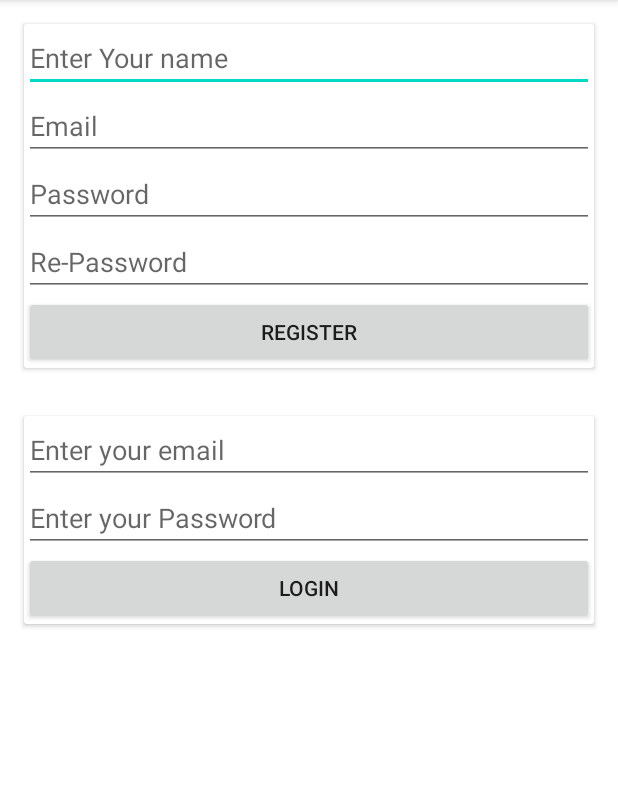
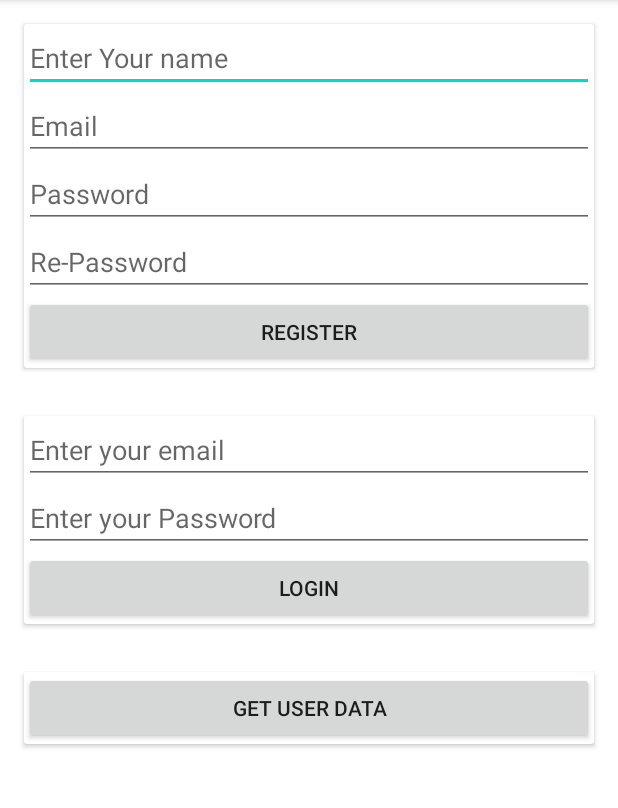
Before and after one commit to ShahryarHejazipour/securityInAndroidApps, an Android app: the LaravelActivity screen opened directly, with no data from a screen before it, on a phone screen of 412 x 824 dp, the part 84-892 px from its top. Run offline under Robolectric (Android 15) with nearby library versions, the phone set to English and light mode, and no system bars; 3 statements that could not run were skipped.

Commit message:
implementing Authenticating user with sending token with @Header with @GET

```diff
--- a/app/src/main/java/com/tispunshahryar960103/securityman/api/IService.java
+++ b/app/src/main/java/com/tispunshahryar960103/securityman/api/IService.java
@@ -9,6 +9,7 @@ import retrofit2.Call;
 import retrofit2.http.Field;
 import retrofit2.http.FormUrlEncoded;
 import retrofit2.http.GET;
+import retrofit2.http.Header;
 import retrofit2.http.POST;
 
 public interface IService {
@@ -33,4 +34,8 @@ public interface IService {
                              @Field("password") String password);
 
 
+    @GET("apilaravel/public/api/user")
+    Call<ResponseBody> user(@Header("Authorization") String auth);
+
+
 }
--- a/app/src/main/java/com/tispunshahryar960103/securityman/ui/webService/laravel/LaravelActivity.java
+++ b/app/src/main/java/com/tispunshahryar960103/securityman/ui/webService/laravel/LaravelActivity.java
@@ -28,8 +28,14 @@ import retrofit2.Response;
 
 public class LaravelActivity extends AppCompatActivity {
 
-    AppCompatEditText edt_name, edt_email, edt_password, edt_repassword, edt_email_login, edt_password_login;
-    AppCompatButton btn_register, btn_login;
+    AppCompatEditText edt_name
+            , edt_email
+            , edt_password
+            , edt_repassword
+            , edt_email_login
+            , edt_password_login
+            ;
+    AppCompatButton btn_register, btn_login,btn_user_data;
     IService iService;
 
     //For saving the token
@@ -49,6 +55,7 @@ public class LaravelActivity extends AppCompatActivity {
         btn_login = findViewById(R.id.btn_login);
         edt_email_login = findViewById(R.id.edt_email_login);
         edt_password_login = findViewById(R.id.edt_password_login);
+        btn_user_data = findViewById(R.id.btn_user_data);
 
         //For saving the token
         myEncryptedSharedPreferences=new MyEncryptedSharedPreferences(this);
@@ -133,6 +140,29 @@ public class LaravelActivity extends AppCompatActivity {
            }
        });
 
+        btn_user_data.setOnClickListener(new View.OnClickListener() {
+            @Override
+            public void onClick(View v) {
+
+                String auth="Bearer "+myEncryptedSharedPreferences.getToken();
+                iService.user(auth).enqueue(new Callback<ResponseBody>() {
+                    @Override
+                    public void onResponse(Call<ResponseBody> call, Response<ResponseBody> response) {
+                        Log.e("", "");
+                    }
+
+                    @Override
+                    public void onFailure(Call<ResponseBody> call, Throwable t) {
+                        Log.e("", "");
+                    }
+                });
+
+
+
+
+            }
+        });
+
 
     }
 }
--- a/app/src/main/res/layout/activity_laravel.xml
+++ b/app/src/main/res/layout/activity_laravel.xml
@@ -1,12 +1,16 @@
 <?xml version="1.0" encoding="utf-8"?>
-<LinearLayout xmlns:android="http://schemas.android.com/apk/res/android"
+<ScrollView xmlns:android="http://schemas.android.com/apk/res/android"
     xmlns:app="http://schemas.android.com/apk/res-auto"
     xmlns:tools="http://schemas.android.com/tools"
     android:layout_width="match_parent"
     android:layout_height="match_parent"
-    android:orientation="vertical"
+
     tools:context=".ui.webService.laravel.LaravelActivity">
 
+    <LinearLayout
+        android:orientation="vertical"
+        android:layout_width="match_parent"
+        android:layout_height="wrap_content">
         <androidx.cardview.widget.CardView
             android:elevation="@dimen/elevation_8"
             android:layout_margin="@dimen/margin_16"
@@ -86,9 +90,33 @@
 
 
         </androidx.cardview.widget.CardView>
+        <androidx.cardview.widget.CardView
+            android:layout_width="match_parent"
+            android:layout_height="wrap_content"
+            android:elevation="@dimen/elevation_8"
+            android:layout_margin="@dimen/margin_16">
+
+            <LinearLayout
+                android:layout_width="match_parent"
+                android:layout_height="wrap_content"
+                android:orientation="vertical">
+
+                <androidx.appcompat.widget.AppCompatButton
+                    android:layout_width="match_parent"
+                    android:layout_height="wrap_content"
+                    android:id="@+id/btn_user_data"
+                    android:text="@string/get_user_data"/>
 
 
 
 
 
             </LinearLayout>
+
+
+        </androidx.cardview.widget.CardView>
+
+
+
+    </LinearLayout>
+</ScrollView>
--- a/app/src/main/res/values/strings.xml
+++ b/app/src/main/res/values/strings.xml
@@ -32,6 +32,7 @@
 
 
     <string name="enter_your_email">Enter your email</string>
+    <string name="get_user_data">Get User Data</string>
 
 
 </resources>
```
Also changed, not shown: 2 other files. Lines whose indentation alone changed are shown as unchanged.
